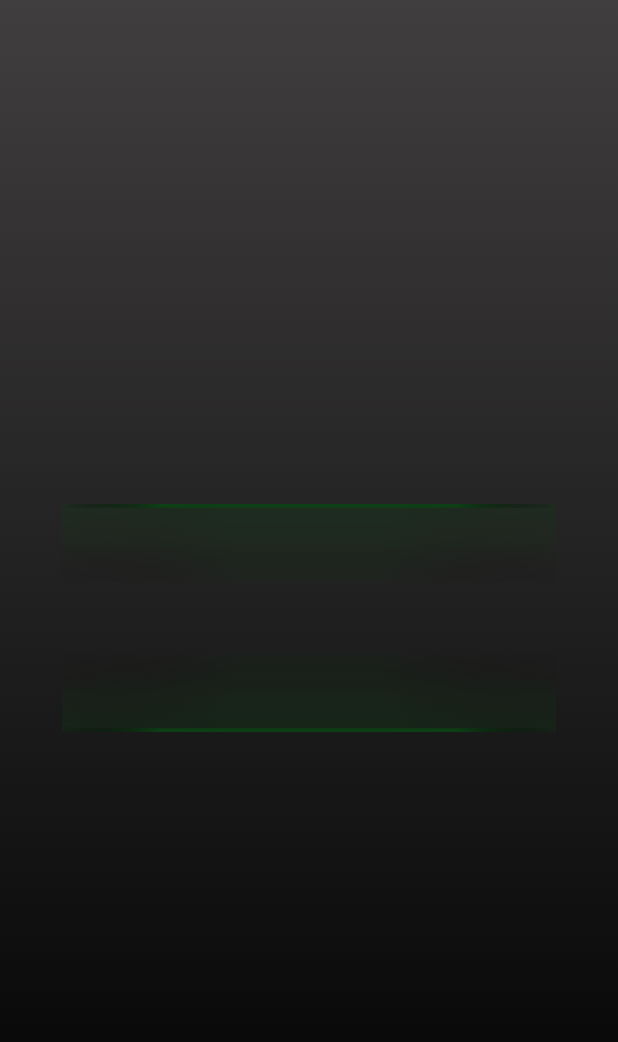
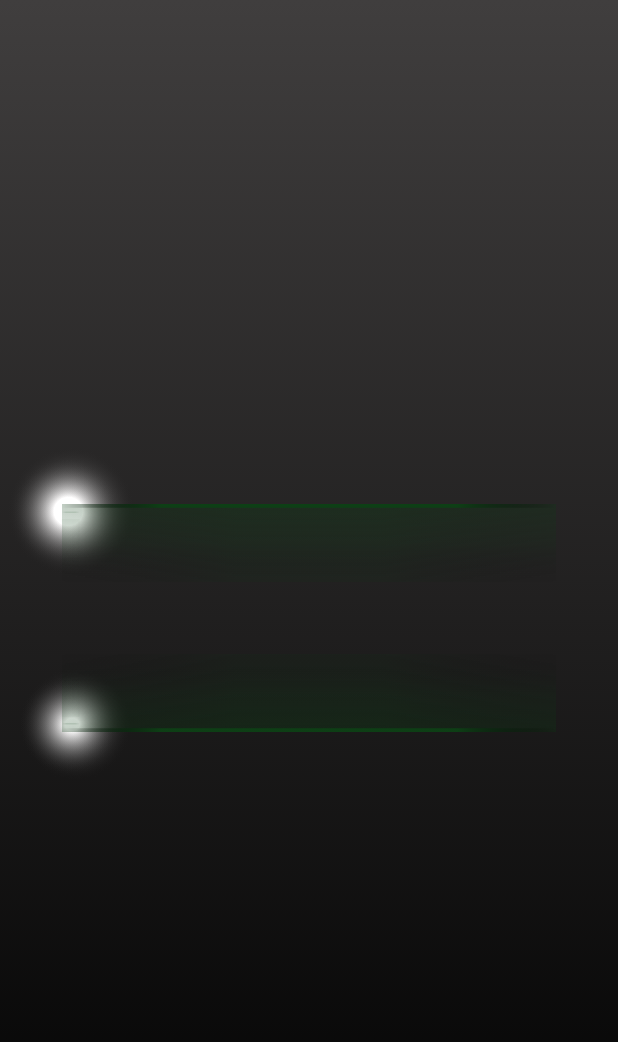
Before and after one commit to Prototypev1/Collider-Loading-Animation, a Flutter app: the screen it shows after launch, on a phone screen of 412 x 824 dp. Shown: the top 1042 px of the screen. Run offline on Flutter 3.47's test engine with Material 3 defaults, Android fonts, the phone set to English and light mode, and no system bars; our stand-ins replace easy_localization, flutter_bloc, freezed_annotation, get_it.

Commit message:
particles initial

```diff
--- a/analysis_options.yaml
+++ b/analysis_options.yaml
@@ -22,7 +22,8 @@ linter:
   # producing the lint.
   rules:
     # avoid_print: false  # Uncomment to disable the `avoid_print` rule
-    # prefer_single_quotes: true  # Uncomment to enable the `prefer_single_quotes` rule
+    prefer_single_quotes: true  # Uncomment to enable the `prefer_single_quotes` rule
+    prefer_trailing_commas: true
 
 # Additional information about this file can be found at
 # https://dart.dev/guides/language/analysis-options
--- /dev/null
+++ b/lib/feature/animation/domain/model/glow_zone_model.dart
@@ -0,0 +1,6 @@
+class GlowZone {
+  final double x;
+  final double strength;
+
+  GlowZone(this.x, this.strength);
+}
--- /dev/null
+++ b/lib/feature/animation/domain/model/particle_model.dart
@@ -0,0 +1,17 @@
+import 'dart:ui';
+
+class Particle {
+  Offset position;
+  double speed;
+  double radius;
+  bool fromLeft;
+  double brightness;
+
+  Particle({
+    required this.position,
+    required this.speed,
+    required this.radius,
+    required this.fromLeft,
+    required this.brightness,
+  });
+}
--- a/lib/feature/animation/presentation/loading_screen.dart
+++ b/lib/feature/animation/presentation/loading_screen.dart
@@ -1,10 +1,13 @@
 import 'package:flutter/material.dart';
 import 'package:flutter_bloc/flutter_bloc.dart';
+
 import 'package:collider_loading/di/di.dart';
 import 'package:collider_loading/feature/animation/domain/cubit/loading_screen_cubit.dart';
 import 'package:collider_loading/feature/animation/domain/cubit/loading_screen_state.dart';
+import 'package:collider_loading/feature/animation/domain/model/glow_zone_model.dart';
 import 'package:collider_loading/feature/animation/presentation/widgets/background_gradient.dart';
 import 'package:collider_loading/feature/animation/presentation/widgets/collision_tube.dart';
+import 'package:collider_loading/feature/animation/presentation/widgets/particle_layer.dart';
 
 class LoadingScreen extends StatefulWidget {
   const LoadingScreen({super.key});
@@ -16,6 +19,10 @@ class LoadingScreen extends StatefulWidget {
 class _LoadingScreenState extends State<LoadingScreen> with SingleTickerProviderStateMixin {
   late final LoadingScreenCubit _loadingScreenCubit;
   double _opacity = 0.0;
+
+  final List<GlowZone> upperGlowZones = [GlowZone(0.2, 0.6), GlowZone(0.5, 0.9)];
+
+  final List<GlowZone> lowerGlowZones = [GlowZone(0.35, 0.5), GlowZone(0.75, 0.7)];
 
   @override
   void initState() {
@@ -45,10 +52,12 @@ class _LoadingScreenState extends State<LoadingScreen> with SingleTickerProvider
     return Scaffold(
       body: BlocConsumer<LoadingScreenCubit, LoadingScreenState>(
         bloc: _loadingScreenCubit,
+        listener: (context, state) {},
         builder: (context, state) {
           return Stack(
             children: [
               Positioned.fill(child: BackgroundGradient()),
+              const ParticleLayer(),
               Positioned(
                 top: upperTubeTop,
                 left: horizontalMargin,
@@ -57,7 +66,7 @@ class _LoadingScreenState extends State<LoadingScreen> with SingleTickerProvider
                   opacity: _opacity,
                   duration: const Duration(seconds: 1),
                   curve: Curves.easeIn,
-                  child: const CollisionTube(position: CollisionTubePosition.upper),
+                  child: CollisionTube(position: CollisionTubePosition.upper, glowZone: upperGlowZones),
                 ),
               ),
               Positioned(
@@ -68,13 +77,12 @@ class _LoadingScreenState extends State<LoadingScreen> with SingleTickerProvider
                   opacity: _opacity,
                   duration: const Duration(seconds: 1),
                   curve: Curves.easeIn,
-                  child: const CollisionTube(position: CollisionTubePosition.lower),
+                  child: CollisionTube(position: CollisionTubePosition.lower, glowZone: lowerGlowZones),
                 ),
               ),
             ],
           );
         },
-        listener: (context, state) {},
       ),
     );
   }
--- /dev/null
+++ b/lib/feature/animation/presentation/painters/glow_painter.dart
@@ -0,0 +1,36 @@
+import 'package:collider_loading/feature/animation/domain/model/glow_zone_model.dart';
+import 'package:collider_loading/feature/animation/presentation/widgets/collision_tube.dart';
+import 'package:flutter/material.dart';
+
+class GlowPainter extends CustomPainter {
+  final List<GlowZone> glowZones;
+  final Color color;
+  final CollisionTubePosition position;
+
+  GlowPainter({required this.glowZones, required this.color, required this.position});
+
+  @override
+  void paint(Canvas canvas, Size size) {
+    for (final glow in glowZones) {
+      final x = glow.x * size.width;
+      final y = position == CollisionTubePosition.upper ? 5.0 : size.height - 5.0;
+
+      final radius = 20 + glow.strength * 25;
+
+      final gradient = RadialGradient(
+        colors: [color.withValues(alpha: glow.strength.clamp(0.2, 1.0)), Colors.transparent],
+        stops: const [0.0, 1.0],
+      );
+
+      final paint =
+          Paint()
+            ..shader = gradient.createShader(Rect.fromCircle(center: Offset(x, y), radius: radius))
+            ..blendMode = BlendMode.plus;
+
+      canvas.drawCircle(Offset(x, y), radius, paint);
+    }
+  }
+
+  @override
+  bool shouldRepaint(covariant CustomPainter oldDelegate) => true;
+}
--- a/lib/feature/animation/presentation/widgets/collision_tube.dart
+++ b/lib/feature/animation/presentation/widgets/collision_tube.dart
@@ -1,12 +1,15 @@
+import 'package:collider_loading/feature/animation/presentation/painters/glow_painter.dart';
+import 'package:flutter/material.dart';
 import 'package:collider_loading/core/presentation/common/styles/custom_colors.dart';
-import 'package:flutter/material.dart';
+import 'package:collider_loading/feature/animation/domain/model/glow_zone_model.dart';
 
 enum CollisionTubePosition { upper, lower }
 
 class CollisionTube extends StatelessWidget {
   final CollisionTubePosition position;
+  final List<GlowZone> glowZone;
 
-  const CollisionTube({super.key, required this.position});
+  const CollisionTube({super.key, required this.position, required this.glowZone});
 
   @override
   Widget build(BuildContext context) {
@@ -20,8 +23,12 @@ class CollisionTube extends StatelessWidget {
       width: width,
       height: 52,
       child: Stack(
-        clipBehavior: Clip.none,
         children: [
+          CustomPaint(
+            size: Size(width, 52),
+            painter: GlowPainter(glowZones: glowZone, color: Colors.white.withValues(alpha: .5), position: position),
+          ),
+
           Positioned(
             top: position == CollisionTubePosition.upper ? 10 : null,
             bottom: position == CollisionTubePosition.lower ? 10 : null,
@@ -38,6 +45,7 @@ class CollisionTube extends StatelessWidget {
               ),
             ),
           ),
+
           Positioned.fill(
             child: ShaderMask(
               shaderCallback: (Rect bounds) {
@@ -66,6 +74,7 @@ class CollisionTube extends StatelessWidget {
               ),
             ),
           ),
+
           Align(
             alignment: position == CollisionTubePosition.upper ? Alignment.topCenter : Alignment.bottomCenter,
             child: Container(
@@ -80,6 +89,7 @@ class CollisionTube extends StatelessWidget {
               ),
             ),
           ),
+
           Positioned(
             top: position == CollisionTubePosition.upper ? 5 : null,
             bottom: position == CollisionTubePosition.lower ? 5 : null,
--- /dev/null
+++ b/lib/feature/animation/presentation/widgets/particle_layer.dart
@@ -0,0 +1,77 @@
+import 'dart:math';
+
+import 'package:collider_loading/feature/animation/domain/model/glow_zone_model.dart';
+import 'package:collider_loading/feature/animation/domain/model/particle_model.dart';
+import 'package:collider_loading/feature/animation/presentation/painters/particle_painter.dart';
+import 'package:flutter/scheduler.dart';
+import 'package:flutter/widgets.dart';
+
+class ParticleLayer extends StatefulWidget {
+  const ParticleLayer({super.key});
+
+  @override
+  State<ParticleLayer> createState() => _ParticleLayerState();
+}
+
+class _ParticleLayerState extends State<ParticleLayer> with SingleTickerProviderStateMixin {
+  late final Ticker _ticker;
+  final List<Particle> _particles = [];
+  final Random _random = Random();
+  Duration _elapsed = Duration.zero;
+
+  @override
+  void initState() {
+    super.initState();
+    _ticker = createTicker(_onTick)..start();
+  }
+
+  List<GlowZone> getGlowZones(double yMin, double yMax) {
+    return _particles
+        .where((p) => p.position.dy >= yMin && p.position.dy <= yMax)
+        .map((p) => GlowZone(p.position.dx, p.brightness))
+        .toList();
+  }
+
+  void _onTick(Duration elapsed) {
+    final dt = (elapsed - _elapsed).inMilliseconds / 1000;
+    _elapsed = elapsed;
+
+    setState(() {
+      _particles.removeWhere((p) => p.position.dx < -100 || p.position.dx > MediaQuery.of(context).size.width + 100);
+
+      for (var p in _particles) {
+        final dx = p.speed * (p.fromLeft ? 1 : -1) * dt * 100;
+        p.position = Offset(p.position.dx + dx, p.position.dy);
+      }
+
+      if (_random.nextDouble() < 0.02 + elapsed.inSeconds * 0.001) {
+        final width = MediaQuery.of(context).size.width;
+        final height = MediaQuery.of(context).size.height;
+
+        final yMin = height / 2.5;
+        final yMax = height / 2 + 52;
+
+        _particles.add(
+          Particle(
+            position: Offset(_random.nextBool() ? -50 : width + 50, yMin + _random.nextDouble() * (yMax - yMin - 10)),
+            speed: 1.0 + _random.nextDouble() * 2.0 + elapsed.inSeconds * 0.01,
+            radius: 3 + _random.nextDouble() * 2,
+            fromLeft: _random.nextBool(),
+            brightness: 0.8 + _random.nextDouble() * 0.2,
+          ),
+        );
+      }
+    });
+  }
+
+  @override
+  void dispose() {
+    _ticker.dispose();
+    super.dispose();
+  }
+
+  @override
+  Widget build(BuildContext context) {
+    return RepaintBoundary(child: CustomPaint(painter: ParticlePainter(_particles), size: Size.infinite));
+  }
+}
```
Also changed, not shown: lib/feature/animation/presentation/painters/particle_painter.dart (added, +35 -0 lines), lib/feature/animation/presentation/widgets/particle.dart (deleted, +0 -15 lines).
